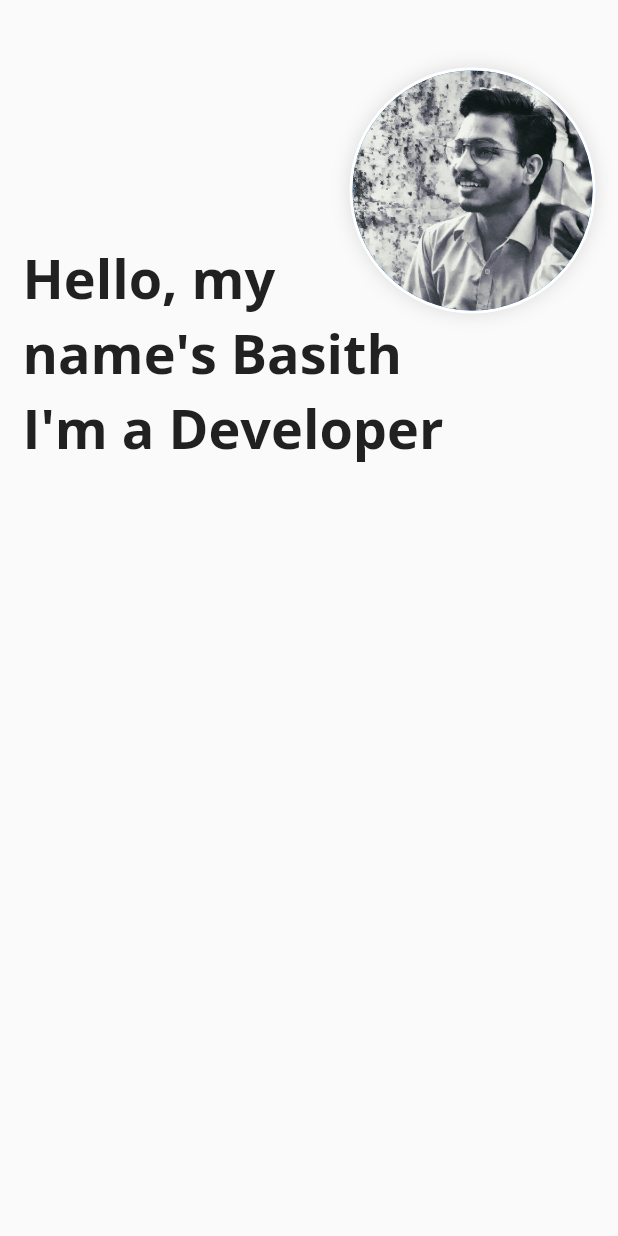
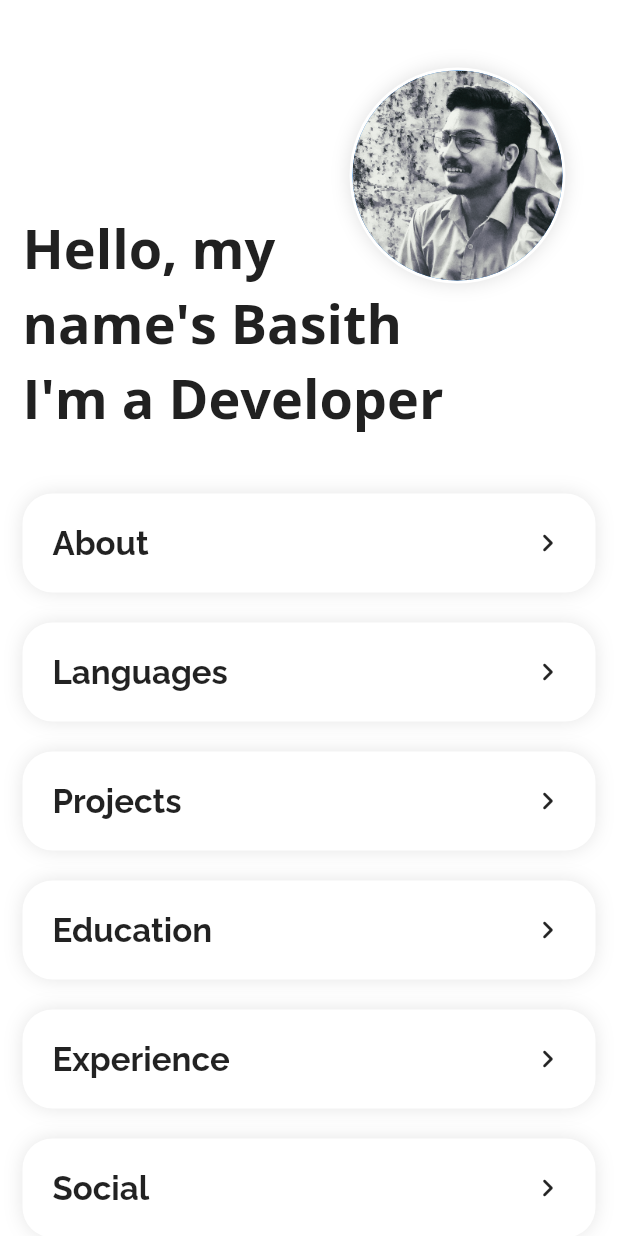
Before and after one commit to Basith-P/Portfolio-BiF, a Flutter app: the screen it shows after launch, on a phone screen of 412 x 824 dp. Run offline on Flutter 3.47's test engine with Material 2 defaults, Android fonts, the phone set to English and light mode, and no system bars; our stand-ins replace google_fonts.

Commit message:
Add list tiles

```diff
--- a/lib/main.dart
+++ b/lib/main.dart
@@ -3,6 +3,7 @@ import 'package:flutter/services.dart';
 
 import 'package:google_fonts/google_fonts.dart';
 
+import 'screens/about_screen.dart';
 import 'screens/home_screen.dart';
 
 void main() {
@@ -23,6 +24,7 @@ class MyApp extends StatelessWidget {
         title: 'Portfolio',
         debugShowCheckedModeBanner: false,
         theme: ThemeData.light().copyWith(
+          scaffoldBackgroundColor: Colors.white,
           textTheme: ThemeData.light().textTheme.copyWith(
                 headline1: GoogleFonts.openSans(
                   color: Colors.grey[900],
@@ -32,7 +34,9 @@ class MyApp extends StatelessWidget {
                 ),
               ),
         ),
-      home: const HomeScreen(),
-    );
+        routes: {
+          '/': (ctx) => const HomeScreen(),
+          AboutScreen.routName: (ctx) => const AboutScreen(),
+        });
   }
 }
--- /dev/null
+++ b/lib/screens/about_screen.dart
@@ -0,0 +1,12 @@
+import 'package:flutter/material.dart';
+
+class AboutScreen extends StatelessWidget {
+  const AboutScreen({Key? key}) : super(key: key);
+  static const routName = '/about';
+  @override
+  Widget build(BuildContext context) {
+    return Scaffold(
+      appBar: AppBar(),
+    );
+  }
+}
--- a/lib/screens/home_screen.dart
+++ b/lib/screens/home_screen.dart
@@ -1,5 +1,9 @@
 import 'package:flutter/cupertino.dart';
 import 'package:flutter/material.dart';
+import 'package:flutter/painting.dart';
+import 'package:google_fonts/google_fonts.dart';
+import 'package:portfolio_bif/screens/about_screen.dart';
+import 'package:portfolio_bif/screens/widgets/custom_card.dart';
 
 class HomeScreen extends StatelessWidget {
   const HomeScreen({Key? key}) : super(key: key);
@@ -9,6 +13,7 @@ class HomeScreen extends StatelessWidget {
     return Scaffold(
       body: SafeArea(
           child: SingleChildScrollView(
+        physics: const BouncingScrollPhysics(),
         child: Padding(
           padding: const EdgeInsets.all(15.0),
           child: Column(
@@ -16,12 +21,13 @@ class HomeScreen extends StatelessWidget {
             children: [
               const SizedBox(height: 30),
               Row(
-                mainAxisAlignment: MainAxisAlignment.spaceBetween,
                 crossAxisAlignment: CrossAxisAlignment.end,
                 children: [
-                  Text(
-                    'Hello, my',
-                    style: Theme.of(context).textTheme.headline1,
+                  Expanded(
+                    child: Text(
+                      'Hello, my',
+                      style: Theme.of(context).textTheme.headline1,
+                    ),
                   ),
                   Container(
                     padding: const EdgeInsets.all(2),
@@ -33,16 +39,28 @@ class HomeScreen extends StatelessWidget {
                       ],
                     ),
                     child: const CircleAvatar(
-                      radius: 80,
+                      radius: 70,
                       backgroundImage: AssetImage('assets/images/1.png'),
                     ),
                   ),
+                  const SizedBox(width: 20),
                 ],
               ),
               Text(
                 'name\'s Basith\nI\'m a Developer',
                 style: Theme.of(context).textTheme.headline1,
               ),
+              const SizedBox(height: 30),
+              buildCustomCard('About', () => Navigator.pushNamed(context, AboutScreen.routName)),
+              buildCustomCard(
+                  'Languages', () => Navigator.pushNamed(context, AboutScreen.routName)),
+              buildCustomCard('Projects', () => Navigator.pushNamed(context, AboutScreen.routName)),
+              buildCustomCard(
+                  'Education', () => Navigator.pushNamed(context, AboutScreen.routName)),
+              buildCustomCard(
+                  'Experience', () => Navigator.pushNamed(context, AboutScreen.routName)),
+              buildCustomCard('Social', () => Navigator.pushNamed(context, AboutScreen.routName)),
+              buildCustomCard('Hobbies', () => Navigator.pushNamed(context, AboutScreen.routName)),
             ],
           ),
         ),
--- /dev/null
+++ b/lib/screens/widgets/custom_card.dart
@@ -0,0 +1,36 @@
+import 'package:flutter/material.dart';
+import 'package:google_fonts/google_fonts.dart';
+
+Widget buildCustomCard(String title, void Function() onTap) {
+  return GestureDetector(
+    child: Container(
+      margin: const EdgeInsets.symmetric(vertical: 10),
+      padding: const EdgeInsets.all(20),
+      decoration: BoxDecoration(
+        color: Colors.white,
+        borderRadius: BorderRadius.circular(20),
+        boxShadow: [
+          BoxShadow(
+            color: Colors.black.withOpacity(.1),
+            blurRadius: 10,
+          )
+        ],
+      ),
+      child: Row(
+        children: [
+          Expanded(
+            child: Text(
+              title,
+              style: GoogleFonts.raleway(
+                fontSize: 22,
+                fontWeight: FontWeight.bold,
+              ),
+            ),
+          ),
+          const Icon(Icons.navigate_next_rounded),
+        ],
+      ),
+    ),
+    onTap: onTap,
+  );
+}
```
Lines whose indentation alone changed are shown as unchanged.
